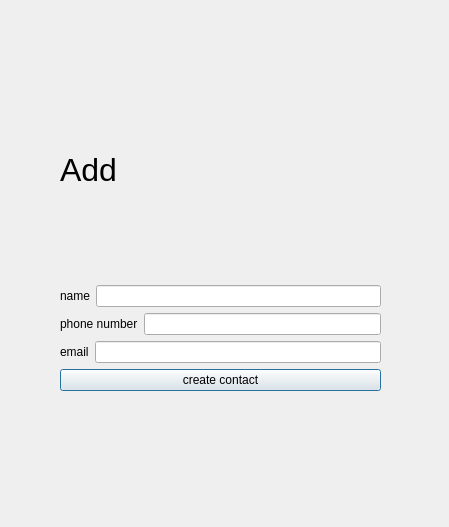
First picture: the form in addwindow.ui, repository Shuta-syd/qt-grahical-phonebook, before the edit.
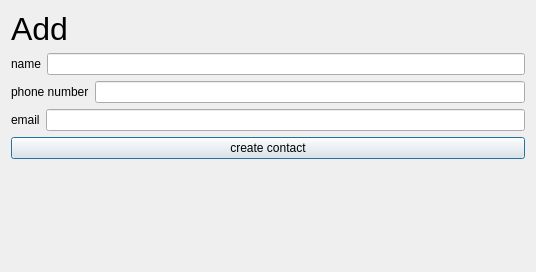
Second picture: the form after the edit.

The edit to the form file:
```diff
--- a/addwindow.ui
+++ b/addwindow.ui
@@ -6,22 +6,17 @@
    <rect>
     <x>0</x>
     <y>0</y>
-    <width>449</width>
-    <height>527</height>
+    <width>536</width>
+    <height>272</height>
    </rect>
   </property>
   <property name="windowTitle">
    <string>Dialog</string>
   </property>
-  <widget class="QWidget" name="layoutWidget">
-   <property name="geometry">
-    <rect>
-     <x>60</x>
-     <y>60</y>
-     <width>321</width>
-     <height>331</height>
-    </rect>
-   </property>
+  <layout class="QVBoxLayout" name="verticalLayout_3">
+   <item>
+    <layout class="QVBoxLayout" name="verticalLayout_2">
+     <item>
    <layout class="QVBoxLayout" name="verticalLayout">
     <item>
      <widget class="QLabel" name="addWindowTitle">
@@ -85,7 +80,34 @@
      </widget>
     </item>
    </layout>
-  </widget>
+     </item>
+     <item>
+      <layout class="QHBoxLayout" name="horizontalLayout_4">
+       <item>
+        <spacer name="horizontalSpacer">
+         <property name="orientation">
+          <enum>Qt::Horizontal</enum>
+         </property>
+         <property name="sizeHint" stdset="0">
+          <size>
+           <width>40</width>
+           <height>20</height>
+          </size>
+         </property>
+        </spacer>
+       </item>
+       <item>
+        <widget class="QLabel" name="label_add">
+         <property name="text">
+          <string/>
+         </property>
+        </widget>
+       </item>
+      </layout>
+     </item>
+    </layout>
+   </item>
+  </layout>
  </widget>
  <resources/>
  <connections/>
```
Lines whose indentation alone changed are shown as unchanged.
